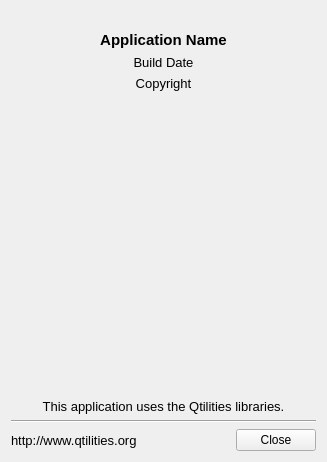
The window that src/CoreGui/source/AboutWindow.ui (JPNaude/Qtilities) describes before a commit, drawn with Qt 5.
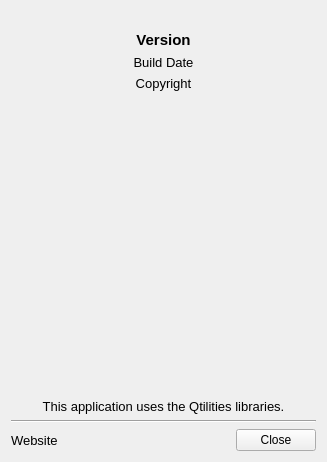
The same window after the commit. Icons and pictures are not drawn.

Commit message: Almost ready for version 1...

```diff
--- a/src/CoreGui/source/AboutWindow.ui
+++ b/src/CoreGui/source/AboutWindow.ui
@@ -37,7 +37,7 @@
       </font>
      </property>
      <property name="text">
-      <string>Application Name</string>
+      <string>Version</string>
      </property>
      <property name="alignment">
       <set>Qt::AlignCenter</set>
@@ -125,7 +125,7 @@
         </font>
        </property>
        <property name="text">
-        <string>http://www.qtilities.org</string>
+        <string>Website</string>
        </property>
        <property name="alignment">
         <set>Qt::AlignLeading|Qt::AlignLeft|Qt::AlignVCenter</set>
```
Left out of the diff: 2 changed lines with no effect on the pictures. The commit also changes 79 other files.
